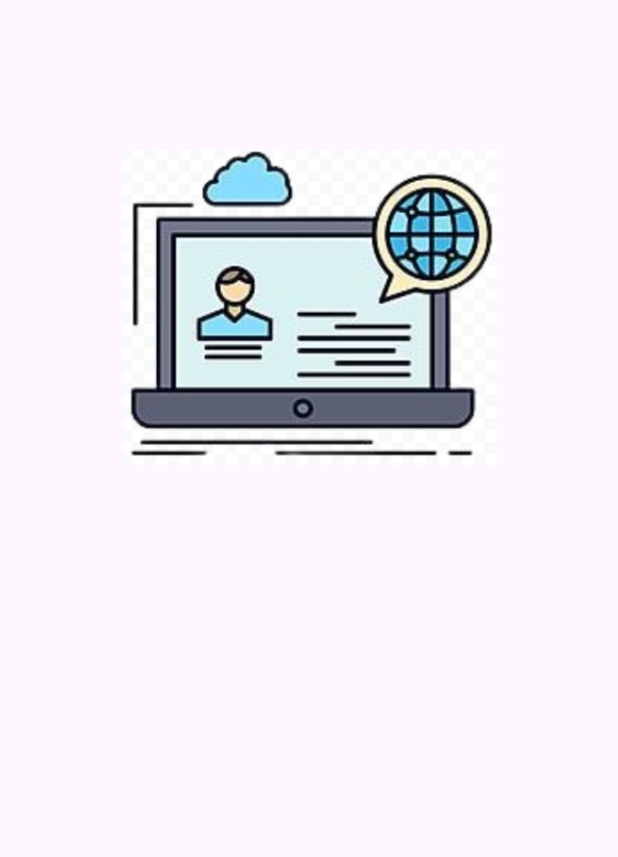
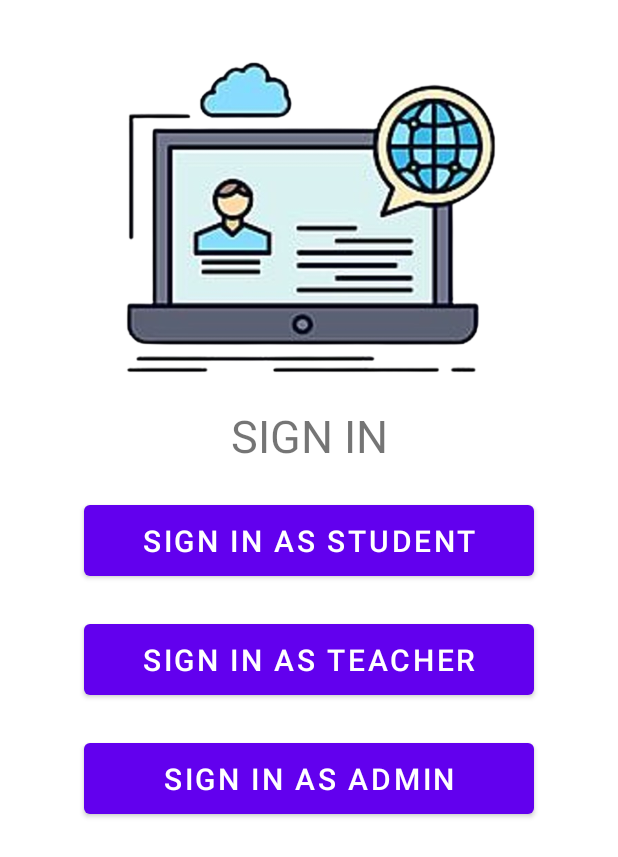
Before and after one commit to VuBaTai2004/ChillTime, an Android app: the screen it shows after launch (MainActivity), on a phone screen of 412 x 824 dp. Shown: the top 857 px of the screen. Run offline under Robolectric (Android 15) with nearby library versions, the light colour scheme and no system bars.

Commit message:
activity_main.xml

```diff
--- a/app/src/main/res/layout/activity_main.xml
+++ b/app/src/main/res/layout/activity_main.xml
@@ -11,11 +11,57 @@
         android:id="@+id/thumbnail_sign_in"
         android:layout_width="250dp"
         android:layout_height="210dp"
-        android:layout_marginTop="100dp"
+        android:layout_marginTop="40dp"
         android:src="@drawable/thumbnail_sign_in"
         android:scaleType="centerCrop"
         app:layout_constraintTop_toTopOf="parent"
         app:layout_constraintStart_toStartOf="parent"
         app:layout_constraintEnd_toEndOf="parent"/>
 
+    <TextView
+        android:id="@+id/tv_sign_in"
+        android:layout_width="wrap_content"
+        android:layout_height="wrap_content"
+        android:text="@string/sign_in"
+        android:textSize="30sp"
+        android:textAllCaps="true"
+        android:layout_marginTop="20dp"
+        app:layout_constraintTop_toBottomOf="@+id/thumbnail_sign_in"
+        app:layout_constraintStart_toStartOf="parent"
+        app:layout_constraintEnd_toEndOf="parent"/>
+
+    <Button
+        android:id="@+id/btn_sign_in_as_student"
+        android:layout_width="300dp"
+        android:layout_height="wrap_content"
+        android:layout_marginTop="20dp"
+        android:text="@string/student_sign_in"
+        android:textSize="20sp"
+        android:padding="10dp"
+        app:layout_constraintTop_toBottomOf="@+id/tv_sign_in"
+        app:layout_constraintStart_toStartOf="parent"
+        app:layout_constraintEnd_toEndOf="parent"/>
+
+    <Button
+        android:id="@+id/btn_sign_in_as_teacher"
+        android:layout_width="300dp"
+        android:layout_height="wrap_content"
+        android:layout_marginTop="20dp"
+        android:text="@string/teacher_sign_in"
+        android:textSize="20sp"
+        android:padding="10dp"
+        app:layout_constraintTop_toBottomOf="@+id/btn_sign_in_as_student"
+        app:layout_constraintStart_toStartOf="@+id/btn_sign_in_as_student"/>
+
+    <Button
+        android:id="@+id/btn_sign_in_as_admin"
+        android:layout_width="300dp"
+        android:layout_height="wrap_content"
+        android:layout_marginTop="20dp"
+        android:text="@string/admin_sign_in"
+        android:textSize="20sp"
+        android:padding="10dp"
+        app:layout_constraintTop_toBottomOf="@+id/btn_sign_in_as_teacher"
+        app:layout_constraintStart_toStartOf="@id/btn_sign_in_as_student"/>
+
 </androidx.constraintlayout.widget.ConstraintLayout>
--- a/app/src/main/res/values/strings.xml
+++ b/app/src/main/res/values/strings.xml
@@ -1,3 +1,7 @@
 <resources>
     <string name="app_name">ChillTime</string>
+    <string name="student_sign_in">Sign in as student</string>
+    <string name="teacher_sign_in">Sign in as teacher</string>
+    <string name="admin_sign_in">Sign in as admin</string>
+    <string name="sign_in">Sign in</string>
 </resources>
--- a/app/src/main/res/values/themes.xml
+++ b/app/src/main/res/values/themes.xml
@@ -1,6 +1,6 @@
 <resources xmlns:tools="http://schemas.android.com/tools">
     <!-- Base application theme. -->
-    <style name="Base.Theme.ChillTime" parent="Theme.Material3.DayNight.NoActionBar">
+    <style name="Base.Theme.ChillTime" parent="Theme.MaterialComponents.DayNight.NoActionBar">
         <!-- Customize your light theme here. -->
         <!-- <item name="colorPrimary">@color/my_light_primary</item> -->
     </style>
```
Also changed, not shown: app/src/main/res/drawable/thumbnail_sign_in.png.
